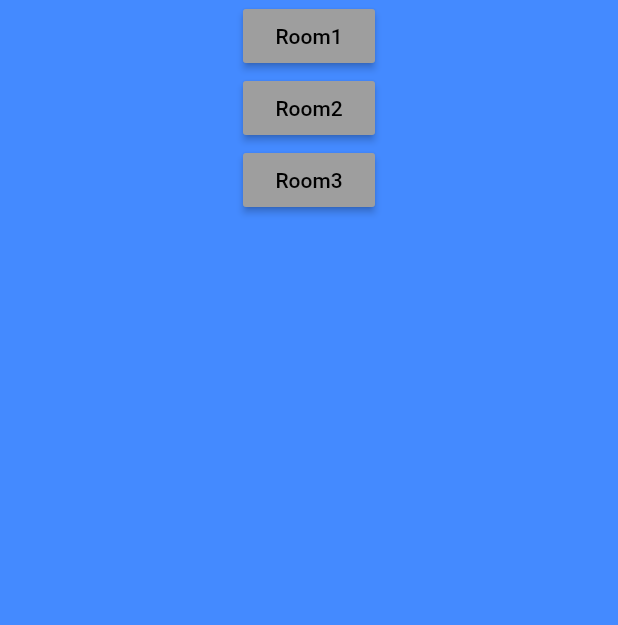
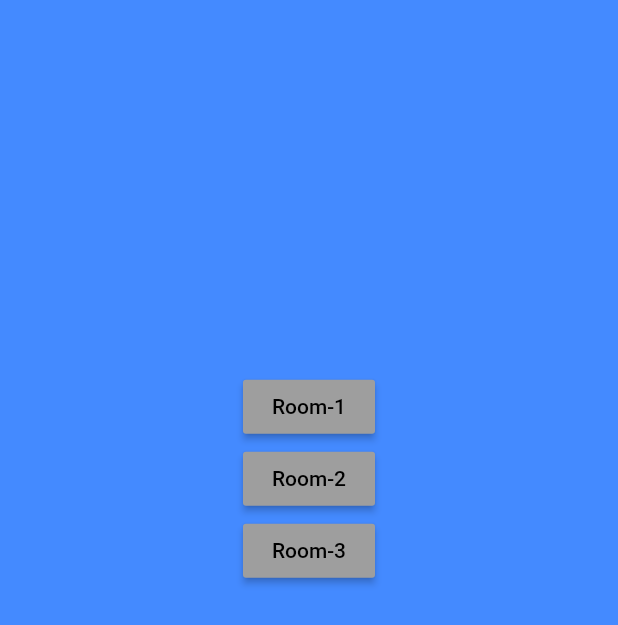
Before and after one commit to vishweshsoni/SocketV1, a Flutter app: the screen it shows after launch, on a phone screen of 412 x 824 dp. Shown: the top 625 px of the screen. Run offline on Flutter 3.47's test engine with Material 2 defaults, Android fonts, the phone set to English and light mode, and no system bars.

Commit message:
created ui

```diff
--- a/socket_flutter_v1/lib/ui/home_page.dart
+++ b/socket_flutter_v1/lib/ui/home_page.dart
@@ -1,4 +1,5 @@
 import 'package:flutter/material.dart';
+import 'package:socket_flutter_v1/utilities/size_config.dart';
 class HomePage extends StatefulWidget {
   @override
   _HomePageState createState() => _HomePageState();
@@ -14,30 +15,38 @@ class _HomePageState extends State<HomePage> {
 
   @override
   Widget build(BuildContext context) {
+    SizeConfig().init(context);
     return Scaffold(
+
         backgroundColor: Colors.blueAccent,
         body: Container(
 
-           alignment: FractionalOffset.center,
+
+            child: Column(
+              children: <Widget>[
+                SizedBox(
+                  height:SizeConfig.blockSizeHorizontal*60,
+                ),
+                Center(
                   child: Column(
                     children: <Widget>[
                       MaterialButton(
                           color: Colors.grey,
-                    child: Text('Room1',style: TextStyle(color: Colors.black),),
+                          child: Text('Room-1',style: TextStyle(color: Colors.black),),
                           onPressed: ()=>{
 
                           }
                       ),
                       MaterialButton(
                           color: Colors.grey,
-                    child: Text('Room2',style: TextStyle(color: Colors.black),),
+                          child: Text('Room-2',style: TextStyle(color: Colors.black),),
                           onPressed: ()=>{
 
                           }
                       ),
                       MaterialButton(
                           color: Colors.grey,
-                    child: Text('Room3',style: TextStyle(color: Colors.black),),
+                          child: Text('Room-3',style: TextStyle(color: Colors.black),),
                           onPressed: ()=>{
 
                           }
@@ -45,6 +54,9 @@ class _HomePageState extends State<HomePage> {
                     ],
                   ),
                 ),
+              ],
+            ),
+        ),
     );
   }
 }
```
Lines whose indentation alone changed are shown as unchanged.
